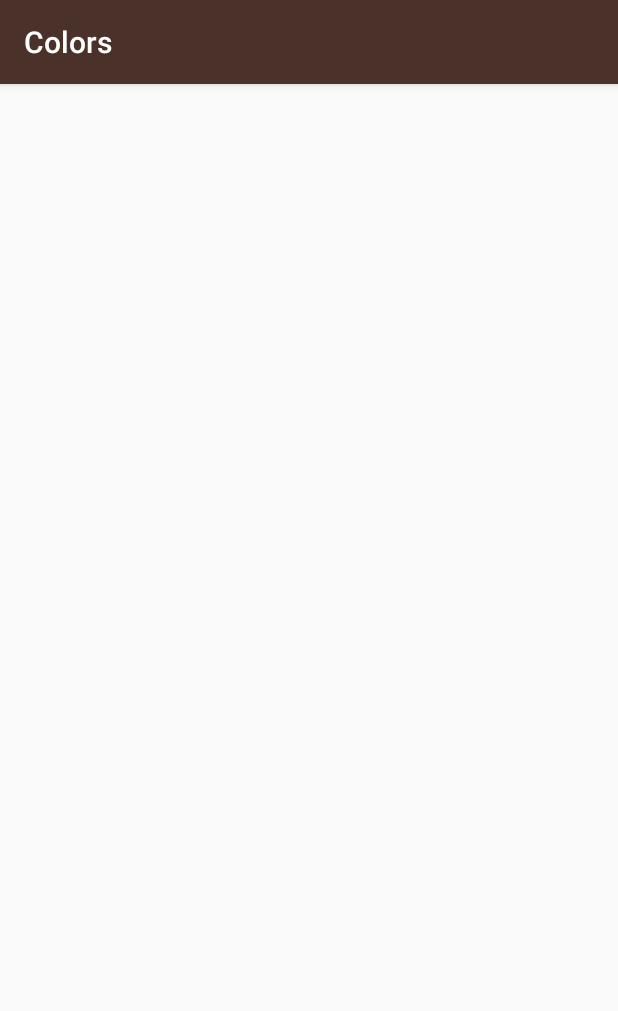
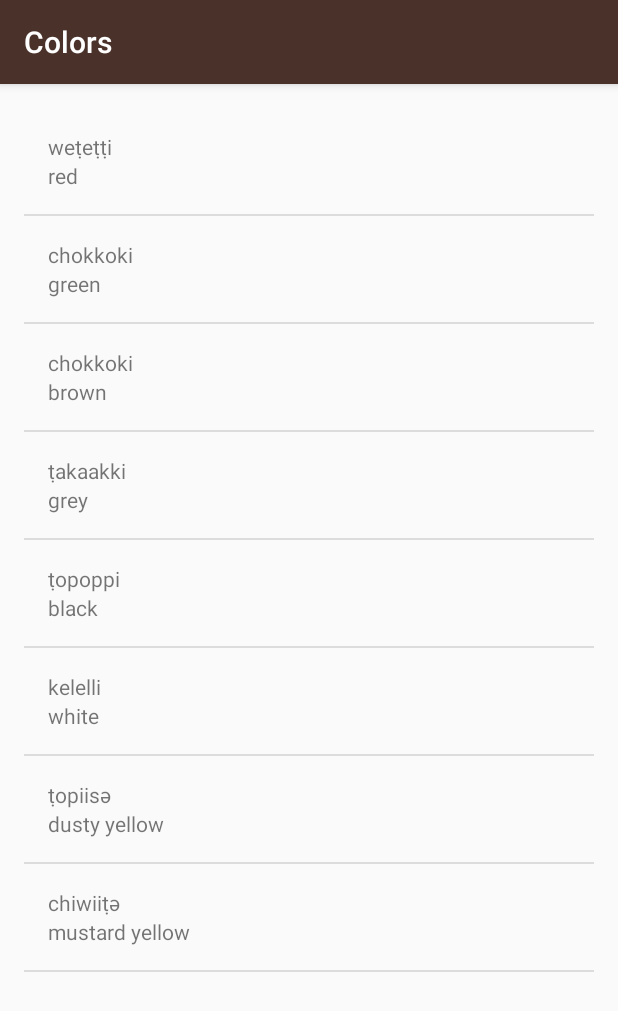
Before and after one commit to wire2coder/android_mikow, an Android app: the ColorsActivity screen opened directly, with no data from a screen before it, on a phone screen of 412 x 824 dp. Shown: the top 1011 px of the screen. Run offline under Robolectric (Android 15) with nearby library versions, the phone set to English and light mode, and no system bars.

Commit message:
finished with the mi_wok program.

```diff
--- a/app/src/main/java/com/example/android/miwok/ColorsActivity.java
+++ b/app/src/main/java/com/example/android/miwok/ColorsActivity.java
@@ -2,12 +2,44 @@ package com.example.android.miwok;
 
 import android.support.v7.app.AppCompatActivity;
 import android.os.Bundle;
+import android.widget.ListView;
+
+import java.util.ArrayList;
 
 public class ColorsActivity extends AppCompatActivity {
 
     @Override
     protected void onCreate(Bundle savedInstanceState) {
         super.onCreate(savedInstanceState);
-        setContentView(R.layout.activity_colors);
-    }
-}
+        setContentView(R.layout.listview_for_all);
+
+        // 1. make an ArrayList
+        ArrayList<Word> colorsArray = new ArrayList<Word>();
+
+        // 2. make copy of Word.java
+        Word color1 = new Word("red", "weṭeṭṭi");
+
+        // 2.1 add word to the array
+        colorsArray.add(color1);
+         // 2.2 short cut
+        colorsArray.add(new Word("green", "chokkoki"));
+        colorsArray.add(new Word("brown", "chokkoki"));
+        colorsArray.add(new Word("grey", "ṭakaakki"));
+        colorsArray.add(new Word("black", "ṭopoppi"));
+        colorsArray.add(new Word("white", "kelelli"));
+        colorsArray.add(new Word("dusty yellow", "ṭopiisә"));
+        colorsArray.add(new Word("mustard yellow", "chiwiiṭә"));
+
+        // 3. something WordAdapter
+        WordAdapter adapter1 = new WordAdapter(this, colorsArray);
+
+        // 4. something ListView
+        ListView listView = (ListView) findViewById(R.id.listview_for_all);
+
+        // 5. User WordAdapter.java in ListView
+        listView.setAdapter(adapter1);
+
+
+    } // onCreate
+
+} // class
--- a/app/src/main/java/com/example/android/miwok/WordAdapter.java
+++ b/app/src/main/java/com/example/android/miwok/WordAdapter.java
@@ -25,14 +25,14 @@ public class WordAdapter extends ArrayAdapter<Word> {
 
         if (listItemView == null) {
             listItemView = LayoutInflater.from(getContext()).inflate(
-                    R.layout.list_item, parent, false);
+                    R.layout.list_item_for_wordadapter, parent, false);
         }
 
         // Get the {@link Word} object located at this position in the list
         Word currentWord = getItem(position);
 
 
-        // Find the TextView in the list_item.xml layout with the ID miwok_text_view.
+        // Find the TextView in the list_item_for_wordadapter.xml_wordadapter.xml layout with the ID miwok_text_view.
         TextView miwok_text_view = (TextView) listItemView.findViewById(R.id.miwok_text_view);
         // Get the Miwok translation from the currentWord object and set this text on
         // the Miwok TextView.
--- a/app/src/main/res/layout/activity_numbers.xml
+++ b/app/src/main/res/layout/listview_for_all.xml
@@ -2,7 +2,7 @@
 
 <ListView xmlns:android="http://schemas.android.com/apk/res/android"
 
-    android:id="@+id/list"
+    android:id="@+id/listview_for_all"
     android:orientation="vertical"
     android:layout_width="match_parent"
     android:layout_height="match_parent"
```
Also changed, not shown: app/src/main/java/com/example/android/miwok/FamilyActivity.java (+31 -1 lines), app/src/main/java/com/example/android/miwok/NumbersActivity.java (+11 -11 lines), app/src/main/java/com/example/android/miwok/PhrasesActivity.java (+24 -1 lines), app/src/main/res/layout/list_item_for_wordadapter.xml (renamed from app/src/main/res/layout/list_item.xml).
